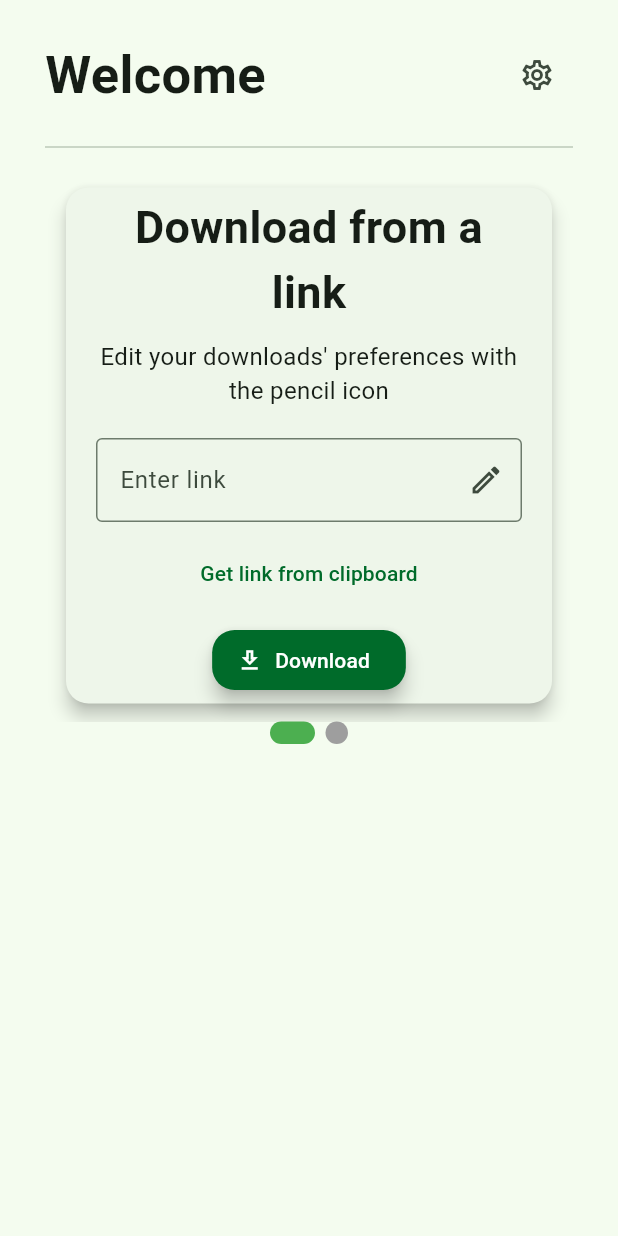
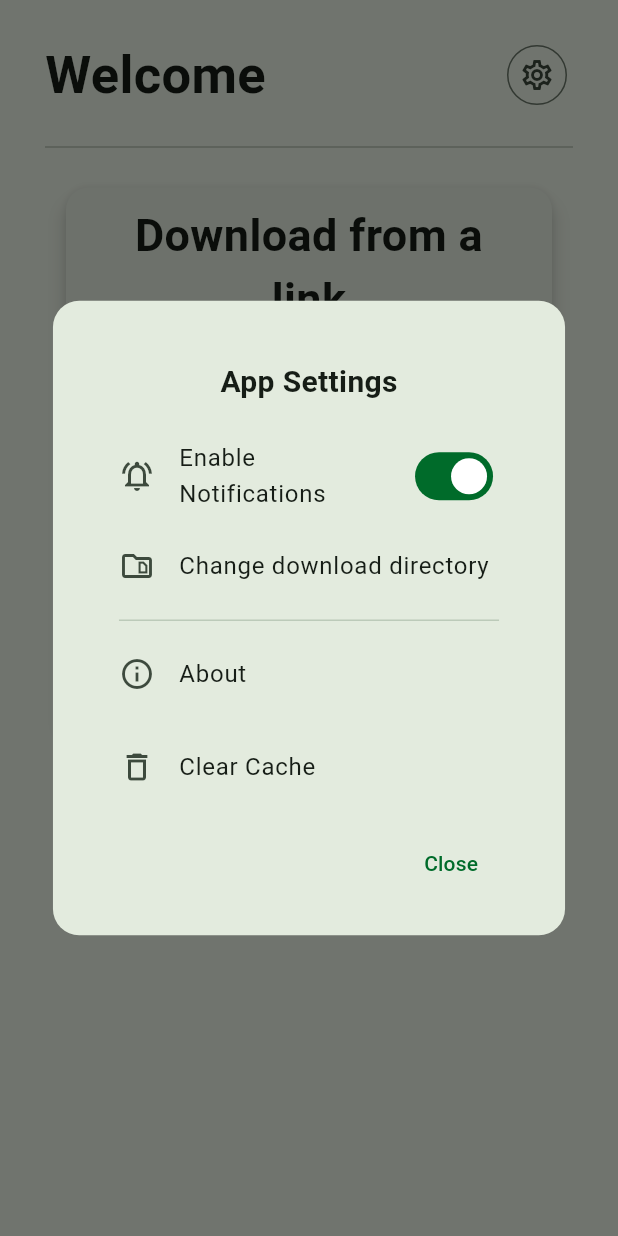
Before and after one commit to Hari-Patel1/Old-Yt-DlpGuiGrabber-Frontend, a Flutter app: the screen it shows after launch, after a tap on the "settings" icon, on a phone screen of 412 x 824 dp. Run offline on Flutter 3.47's test engine with Material 3 defaults, Android fonts, the phone set to English and light mode, and no system bars; drawn by our look-alikes of smooth_page_indicator; our stand-ins replace bloc, equatable, flutter_bloc, google_fonts, shared_preferences; missing offline and left inert: easy_folder_picker.

Commit message:
Merge remote-tracking branch 'origin/main'
# Conflicts:
#	lib/main.dart
#	macos/Flutter/GeneratedPluginRegistrant.swift
#	pubspec.lock
#	pubspec.yaml

```diff
--- /dev/null
+++ b/lib/home/ui/elements/settings_dialog_element.dart
@@ -0,0 +1,152 @@
+import 'dart:io';
+
+import 'package:easy_folder_picker/FolderPicker.dart';
+import 'package:flutter/material.dart';
+import 'package:shared_preferences/shared_preferences.dart';
+import 'package:yt_dlp_gui_grabber/home/ui/pages/download_directory_page.dart';
+
+class EditSettingsDialog extends StatefulWidget {
+  const EditSettingsDialog({super.key});
+
+  @override
+  State<EditSettingsDialog> createState() => _EditSettingsDialogState();
+}
+
+class _EditSettingsDialogState extends State<EditSettingsDialog> {
+  bool notificationsEnabled = true;
+  Directory? selectedDirectory;
+  bool isLoading = true;
+
+  @override
+  void initState() {
+    super.initState();
+    loadSettings();
+    _loadSavedDirectory();
+  }
+
+  Future<void> _loadSavedDirectory() async {
+    final prefs = await SharedPreferences.getInstance();
+    final savedPath = prefs.getString('download_directory');
+    if (savedPath != null && Directory(savedPath).existsSync()) {
+      selectedDirectory = Directory(savedPath);
+    }
+    setState(() {
+      isLoading = false;
+    });
+  }
+
+  Future<void> _pickDirectory(BuildContext context) async {
+    Directory root = selectedDirectory ?? Directory(FolderPicker.rootPath);
+
+    final newDirectory = await FolderPicker.pick(
+      context: context,
+      rootDirectory: root,
+      allowFolderCreation: true,
+      shape: RoundedRectangleBorder(borderRadius: BorderRadius.circular(12)),
+    );
+
+    if (newDirectory != null) {
+      final prefs = await SharedPreferences.getInstance();
+      await prefs.setString('download_directory', newDirectory.path);
+      setState(() {
+        selectedDirectory = newDirectory;
+      });
+      Navigator.of(context).pop(newDirectory.path); // Close dialog and return path
+    }
+  }
+
+  Future<void> loadSettings() async {
+    final prefs = await SharedPreferences.getInstance();
+    setState(() {
+      notificationsEnabled = prefs.getBool('notifications_enabled') ?? true;
+    });
+  }
+
+  Future<void> saveSettings(bool value) async {
+    final prefs = await SharedPreferences.getInstance();
+    await prefs.setBool('notifications_enabled', value);
+  }
+
+  @override
+  Widget build(BuildContext context) {
+    return AlertDialog(
+      shape: RoundedRectangleBorder(borderRadius: BorderRadius.circular(17.5)),
+      insetPadding: const EdgeInsets.all(24),
+      content: Padding(
+        padding: const EdgeInsets.only(top: 24.0, left: 20, right: 20),
+        child: Column(
+          mainAxisSize: MainAxisSize.min,
+          children: [
+            const Text(
+              "App Settings",
+              style: TextStyle(fontSize: 20, fontWeight: FontWeight.bold),
+            ),
+            const SizedBox(height: 16),
+
+            // Notifications Toggle
+            SwitchListTile(
+              title: const Text("Enable Notifications"),
+              value: notificationsEnabled,
+              onChanged: (value) {
+                setState(() => notificationsEnabled = value);
+                saveSettings(value);
+              },
+              secondary: const Icon(Icons.notifications_active_outlined),
+              contentPadding: EdgeInsets.zero,
+            ),
+
+            ListTile(
+              contentPadding: EdgeInsets.zero,
+              leading: const Icon(Icons.snippet_folder_outlined),
+              title: const Text("Change download directory"),
+              onTap: () {
+                _pickDirectory(context);
+              },
+            ),
+
+            const Divider(),
+
+            // About App
+            ListTile(
+              contentPadding: EdgeInsets.zero,
+              leading: const Icon(Icons.info_outline),
+              title: const Text("About"),
+              onTap: () {
+                Navigator.pop(context);
+                showAboutDialog(
+                  context: context,
+                  applicationName: "Yt-Dlp Grabber",
+                  applicationVersion: "v1.0.0",
+                  applicationLegalese: "© 2025 Yt-Dlp Grabber",
+                );
+              },
+            ),
+            const SizedBox(height: 6),
+            // Clear Cache
+            ListTile(
+              contentPadding: EdgeInsets.zero,
+              leading: const Icon(Icons.delete_outline),
+              title: const Text("Clear Cache"),
+              onTap: () {
+                // Implement your cache clearing logic here
+                Navigator.pop(context);
+                ScaffoldMessenger.of(context).showSnackBar(
+                  const SnackBar(content: Text("Cache cleared successfully!")),
+                );
+              },
+            ),
+
+            const SizedBox(height: 12),
+            Align(
+              alignment: Alignment.centerRight,
+              child: TextButton(
+                onPressed: () => Navigator.pop(context),
+                child: const Text("Close"),
+              ),
+            ),
+          ],
+        ),
+      ),
+    );
+  }
+}
--- a/lib/home/ui/pages/home_page.dart
+++ b/lib/home/ui/pages/home_page.dart
@@ -2,6 +2,7 @@ import 'package:flutter/material.dart';
 import 'package:flutter_bloc/flutter_bloc.dart';
 import 'package:smooth_page_indicator/smooth_page_indicator.dart';
 import 'package:yt_dlp_gui_grabber/home/logic/pages/home_bloc.dart';
+import 'package:yt_dlp_gui_grabber/home/ui/elements/settings_dialog_element.dart';
 
 import '../elements/edit_dialog_element.dart';
 
@@ -47,8 +48,13 @@ class _HomePageState extends State<HomePage> {
                       ),
                     ),
                     const Spacer(),
-                    IconButton(
-                      onPressed: () {},
+                    IconButton.outlined(
+                      onPressed: () {
+                        showDialog(
+                          context: context,
+                          builder: (_) => const EditSettingsDialog(),
+                        );
+                      },
                       icon: const Icon(Icons.settings_outlined),
                     ),
                   ],
@@ -62,7 +68,7 @@ class _HomePageState extends State<HomePage> {
                   child: Column(
                     children: [
                       SizedBox(
-                        height: 360,
+                        height: 375,
                         child: PageView.builder(
                           controller: _pageController,
                           itemCount: _numPages,
@@ -173,7 +179,7 @@ class _HomePageState extends State<HomePage> {
                       child: const Text("Get link from clipboard"),
                     ),
 
-                    const SizedBox(height: 10),
+                    const SizedBox(height: 5),
 
                     FilledButton.icon(
                       style: FilledButton.styleFrom(
@@ -183,11 +189,12 @@ class _HomePageState extends State<HomePage> {
                         ),
                       ),
                       onPressed: () {
-                        // Implement download logic
+                          print(state.url);
                       },
                       label: const Text("Download"),
                       icon: const Icon(Icons.download_outlined),
                     ),
+                    const SizedBox(height: 10),
                   ],
                 );
               },
--- a/pubspec.yaml
+++ b/pubspec.yaml
@@ -39,6 +39,8 @@ dependencies:
   shared_preferences: ^2.5.3
   equatable: ^2.0.7
   flutter_bloc: ^9.1.1
+  filesystem_picker: ^4.1.0
+  easy_folder_picker: ^1.3.4
 
 dev_dependencies:
   flutter_test:
```
Also changed, not shown: lib/home/ui/pages/download_directory_page.dart (added, +88 -0 lines), pubspec.lock, 3 other files.
